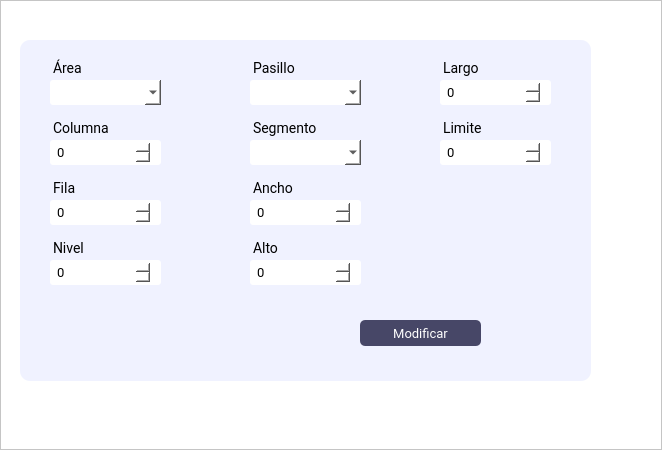
This is Interfaces/main/Ui/posiciones_alojamiento.ui in juanignaciocansillieri/bullsoft as Qt 5 draws it before an edit. The edited form follows.
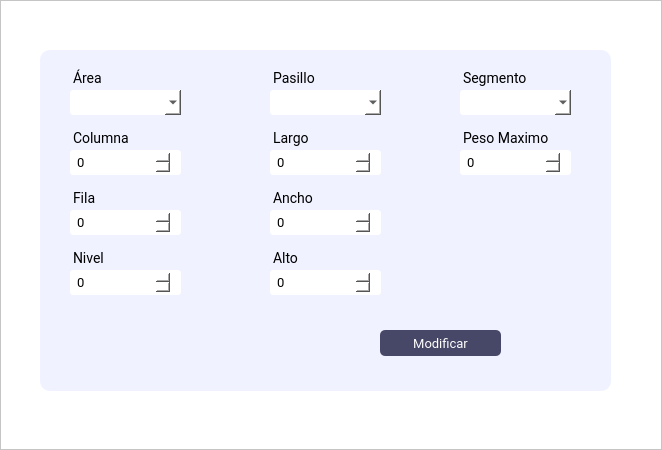
This is the edited form.

Commit message: file matriz con cosas necesarias por ahora

Patch:
```diff
--- a/Interfaces/main/Ui/posiciones_alojamiento.ui
+++ b/Interfaces/main/Ui/posiciones_alojamiento.ui
@@ -57,8 +57,8 @@
       <widget class="QFrame" name="frame_3">
        <property name="geometry">
         <rect>
-         <x>20</x>
-         <y>40</y>
+         <x>40</x>
+         <y>50</y>
          <width>571</width>
          <height>341</height>
         </rect>
@@ -248,7 +248,7 @@
 </string>
         </property>
         <property name="text">
-         <string>Segmento</string>
+         <string>Largo</string>
         </property>
        </widget>
        <widget class="QLabel" name="label_fila">
@@ -523,14 +523,14 @@
 </string>
         </property>
         <property name="text">
-         <string>Largo</string>
+         <string>Segmento</string>
         </property>
        </widget>
        <widget class="QSpinBox" name="largo_num">
         <property name="geometry">
          <rect>
-          <x>410</x>
-          <y>40</y>
+          <x>220</x>
+          <y>100</y>
           <width>121</width>
           <height>25</height>
          </rect>
@@ -578,7 +578,7 @@
 </string>
         </property>
         <property name="text">
-         <string>Limite</string>
+         <string>Peso Maximo</string>
         </property>
        </widget>
        <widget class="QSpinBox" name="limite_num">
@@ -612,8 +612,8 @@
        <widget class="QComboBox" name="comboBox_segmento">
         <property name="geometry">
          <rect>
-          <x>220</x>
-          <y>100</y>
+          <x>410</x>
+          <y>40</y>
           <width>121</width>
           <height>25</height>
          </rect>
```
Left out of the diff: 4 changed lines with no effect on the pictures. The commit also changes 2 other files.
